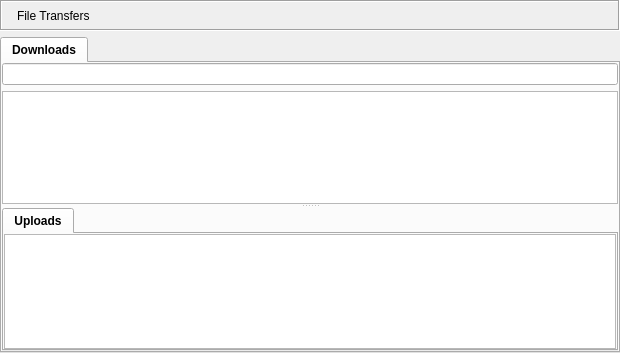
The window that retroshare-gui/src/gui/FileTransfer/TransfersDialog.ui (RetroShare/RetroShare) describes before a commit, drawn with Qt 5.
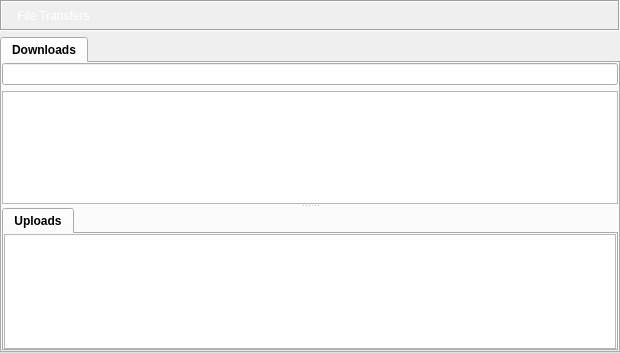
The same window after the commit. Icons and pictures are not drawn. Custom widgets are drawn as their Qt base class.

Commit message: Change icon, set size for item button and set color for page names in Preferences tab

```diff
--- a/retroshare-gui/src/gui/FileTransfer/TransfersDialog.ui
+++ b/retroshare-gui/src/gui/FileTransfer/TransfersDialog.ui
@@ -71,6 +71,9 @@
       </item>
       <item>
        <widget class="StyledLabel" name="titleBarLabel">
+        <property name="styleSheet">
+         <string notr="true">color: rgb(255, 255, 255);</string>
+        </property>
         <property name="text">
          <string>File Transfers</string>
         </property>
```
Left out of the diff: 2 changed lines with no effect on the pictures. The commit also changes 46 other files.
